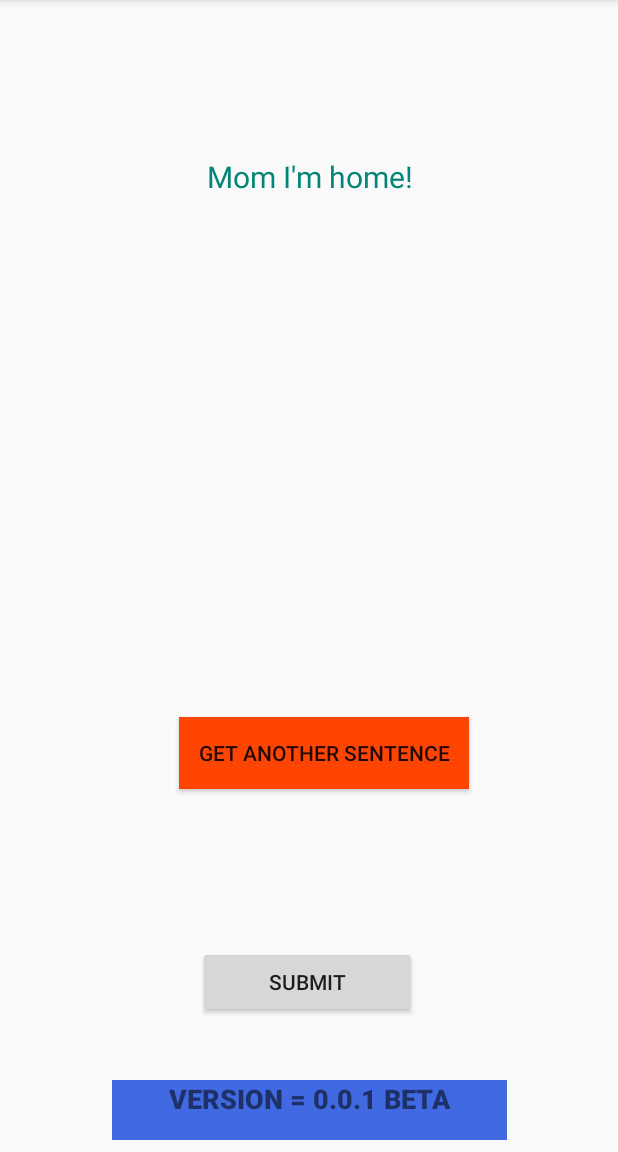
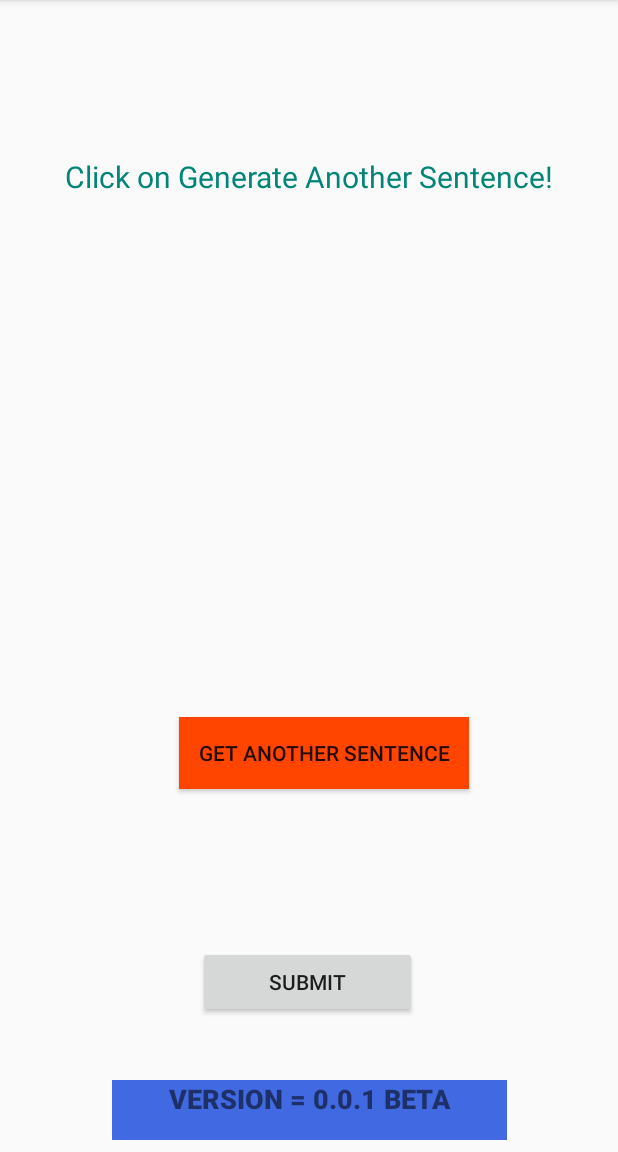
Before and after one commit to prateekraawat1/Tts_indian_lang, an Android app: the screen it shows after launch (MainActivity), on a phone screen of 412 x 824 dp, the part 84-1236 px from its top. Run offline under Robolectric (Android 15) with nearby library versions, the phone set to English and light mode, and no system bars.

Commit message:
Update TextVeiwBox

```diff
--- a/app/src/main/res/layout/activity_main.xml
+++ b/app/src/main/res/layout/activity_main.xml
@@ -12,7 +12,7 @@
         android:layout_height="246dp"
         android:layout_margin="20px"
         android:layout_marginHorizontal="20mm"
-        android:text="Mom I'm home!"
+        android:text="Click on Generate Another Sentence!"
         android:textAlignment="center"
         android:textColor="@color/colorPrimary"
         android:textSize="20dp"
```
